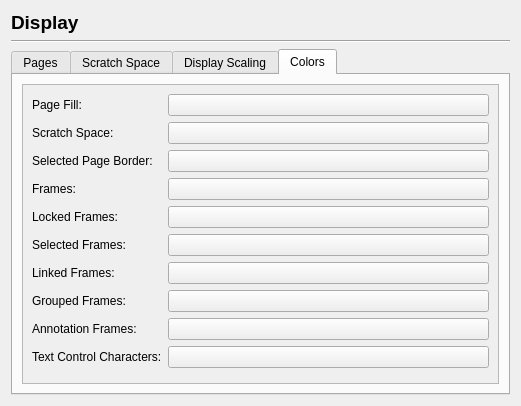
Above: Scribus/scribus/ui/prefs_displaybase.ui from AlterScribus/ece15 before the change. Below: the same form after it.
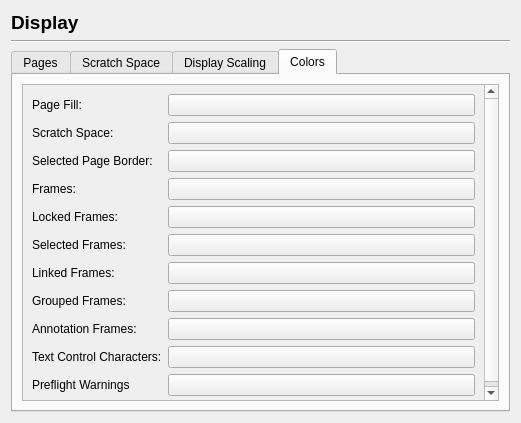
That is the form after the change. The open tabs and pages were chosen to show the change. Custom widgets are drawn as their Qt base class.

Commit message: Fixing preflight warnings with add switch entry to menu and color setup to preferences.

What changed in the file:
```diff
--- a/Scribus/scribus/ui/prefs_displaybase.ui
+++ b/Scribus/scribus/ui/prefs_displaybase.ui
@@ -7,7 +7,7 @@
     <x>0</x>
     <y>0</y>
     <width>521</width>
-    <height>406</height>
+    <height>423</height>
    </rect>
   </property>
   <property name="windowTitle">
@@ -372,8 +372,8 @@
            <rect>
             <x>0</x>
             <y>0</y>
-            <width>432</width>
-            <height>350</height>
+            <width>462</width>
+            <height>342</height>
            </rect>
           </property>
           <layout class="QFormLayout" name="formLayout_2">
@@ -517,6 +517,20 @@
              </property>
             </widget>
            </item>
+           <item row="10" column="0">
+            <widget class="QLabel" name="label_3">
+             <property name="text">
+              <string>Preflight Warnings</string>
+             </property>
+            </widget>
+           </item>
+           <item row="10" column="1">
+            <widget class="QPushButton" name="preflightButton">
+             <property name="text">
+              <string/>
+             </property>
+            </widget>
+           </item>
           </layout>
          </widget>
         </widget>
```
Left out of the diff: 7 changed lines with no effect on the pictures. The commit also changes 23 other files.
